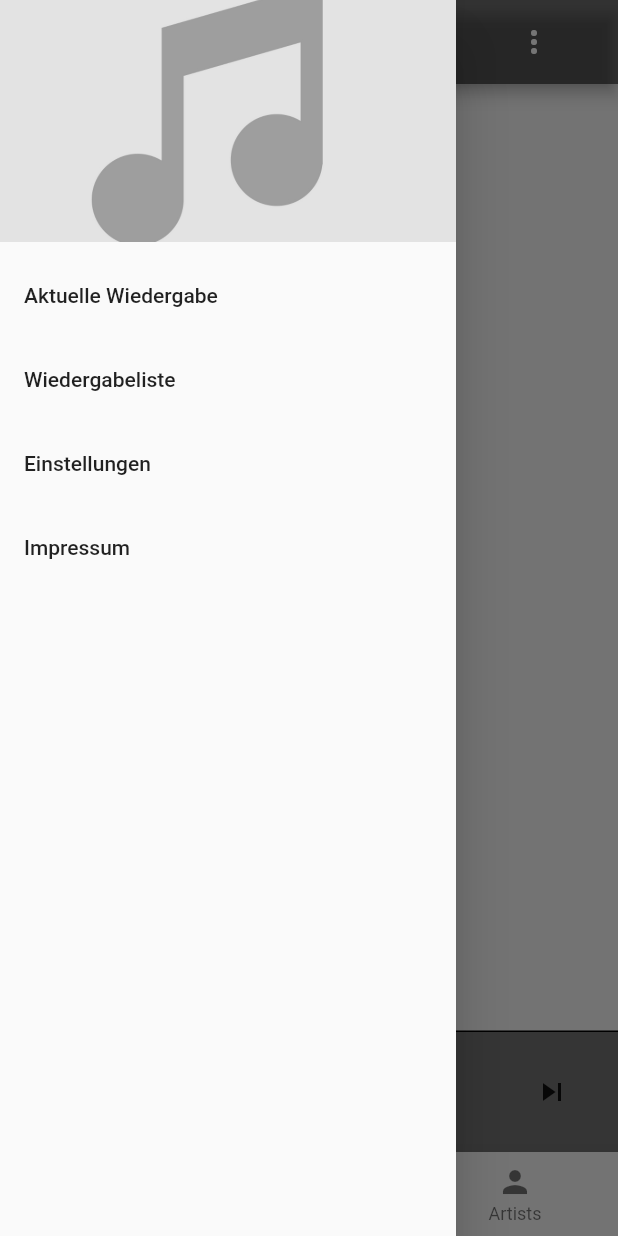
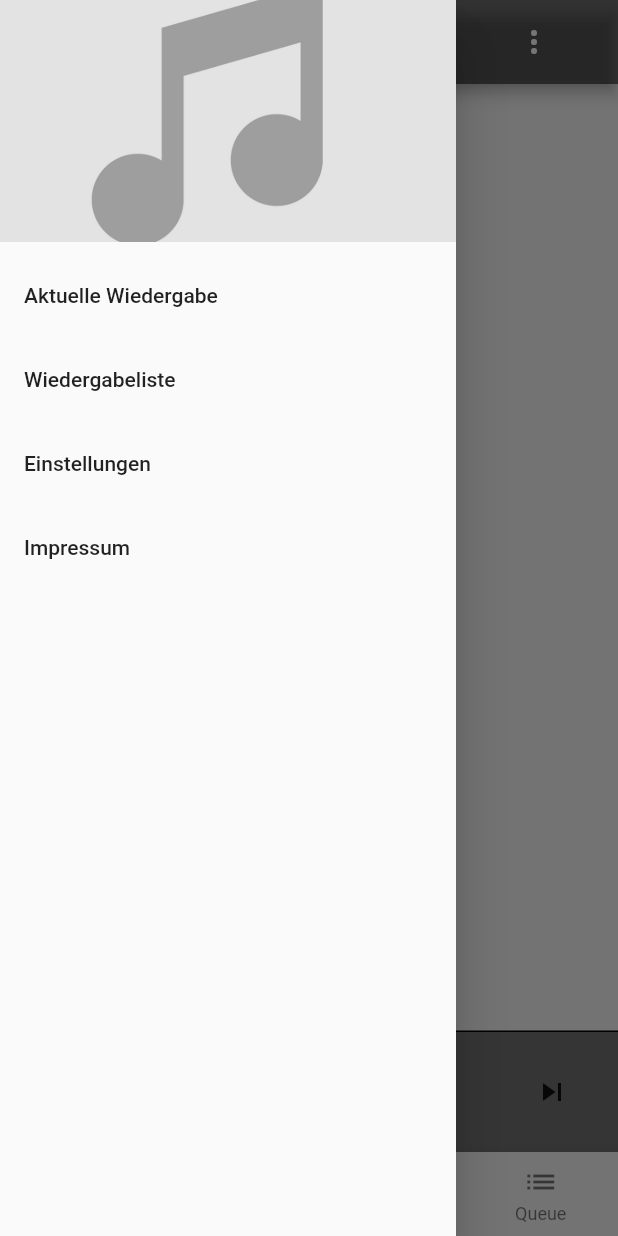
Before and after one commit to labtecs/FlyMusic, a Flutter app: the screen it shows after launch, with the side drawer open, on a phone screen of 412 x 824 dp. Run offline on Flutter 3.47's test engine with Material 2 defaults, Android fonts, the phone set to English and light mode, and no system bars; our stand-ins replace audioplayers, floor, fluttertoast, permission_handler, shared_preferences, sqflite; missing offline and left inert: crclib, dart_tags, folder_picker, shared_preferences_web; accounts and stored records are empty; generated files the repository leaves out were written again.

Commit message:
add queue back to bottom

```diff
--- a/lib/screens/main_screen.dart
+++ b/lib/screens/main_screen.dart
@@ -7,6 +7,8 @@ import 'package:permission_handler/permission_handler.dart';
 
 import 'drawerScreens/drawer_screen.dart';
 import 'tabScreens/album/album_screen.dart';
+import 'tabScreens/artist/artist_screen.dart';
+import 'tabScreens/queue_screen.dart';
 import 'tabScreens/track_list_screen.dart';
 
 class StartScreen extends StatefulWidget {
@@ -51,6 +53,8 @@ class _StartScreenState extends State<StartScreen>
       ),
       bottomNavigationBar: new BottomNavigationBar(
         currentIndex: _page,
+        //Add this line will fix the issue.
+        type: BottomNavigationBarType.fixed,
         onTap: (index) {
           this._c.animateToPage(index,
               duration: const Duration(milliseconds: 500),
@@ -63,6 +67,8 @@ class _StartScreenState extends State<StartScreen>
               icon: new Icon(Icons.album), title: new Text("Albums")),
           new BottomNavigationBarItem(
               icon: new Icon(Icons.person), title: new Text("Artists")),
+          new BottomNavigationBarItem(
+              icon: new Icon(Icons.list), title: new Text("Queue")),
         ],
       ),
       body: new PageView(
@@ -75,7 +81,8 @@ class _StartScreenState extends State<StartScreen>
         children: <Widget>[
           TrackList(),
           AlbumList(),
-          AlbumList(),
+          ArtistScreen(),
+          QueueScreen()
         ],
       ),
       // bottomSheet: BottomPlayer(),
```
